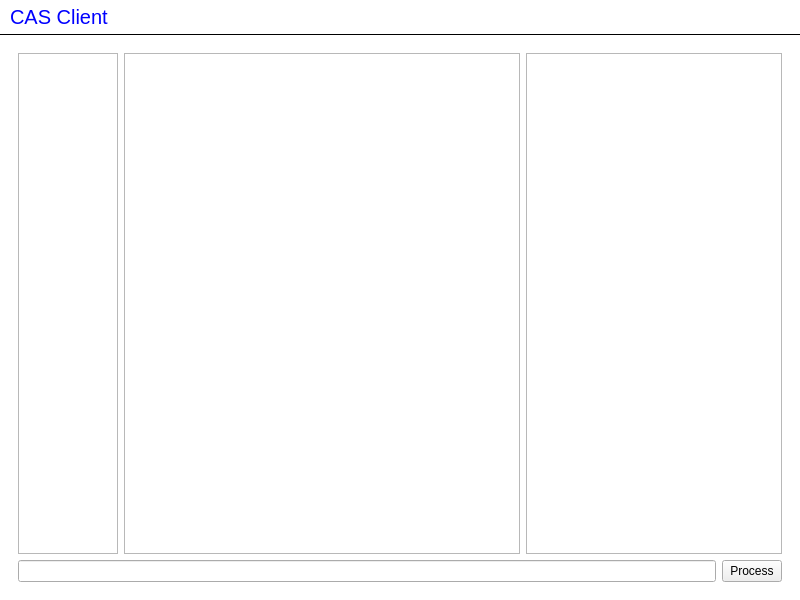
Above: chatterbox/MainWindow.ui from InfoAG/CAS-Netzwerk before the change. Below: the same form after it.
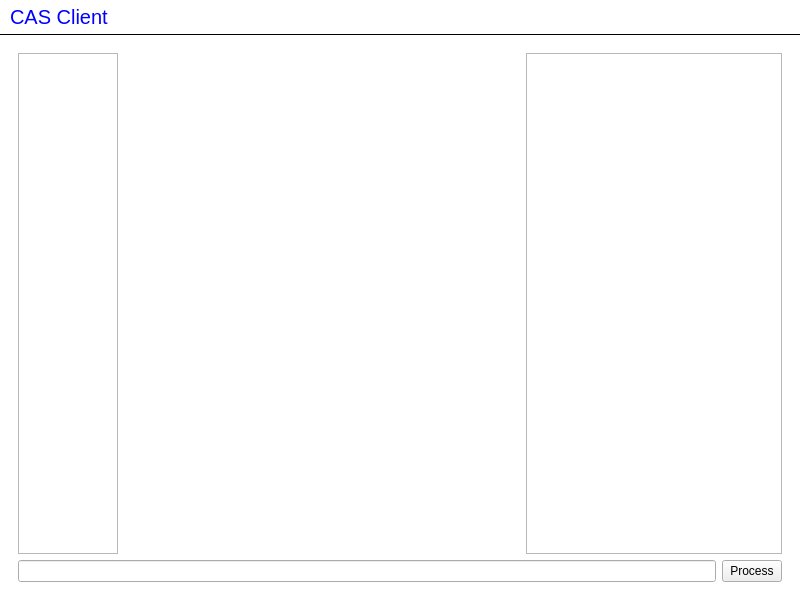
That is the form after the change.

The edit to the form file:
```diff
--- a/chatterbox/MainWindow.ui
+++ b/chatterbox/MainWindow.ui
@@ -102,15 +102,18 @@
                <height>16777215</height>
               </size>
              </property>
-            </widget>
-           </item>
-           <item row="0" column="1">
-            <widget class="QTextEdit" name="roomTextEdit">
-             <property name="readOnly">
+             <property name="sortingEnabled">
               <bool>true</bool>
              </property>
             </widget>
            </item>
+           <item row="0" column="1">
+            <widget class="QStackedWidget" name="stackedRooms">
+             <property name="currentIndex">
+              <number>-1</number>
+             </property>
+            </widget>
+           </item>
           </layout>
          </widget>
          <widget class="QWidget" name="loginPage">
```
Left out of the diff: 1 changed line with no effect on the pictures.
